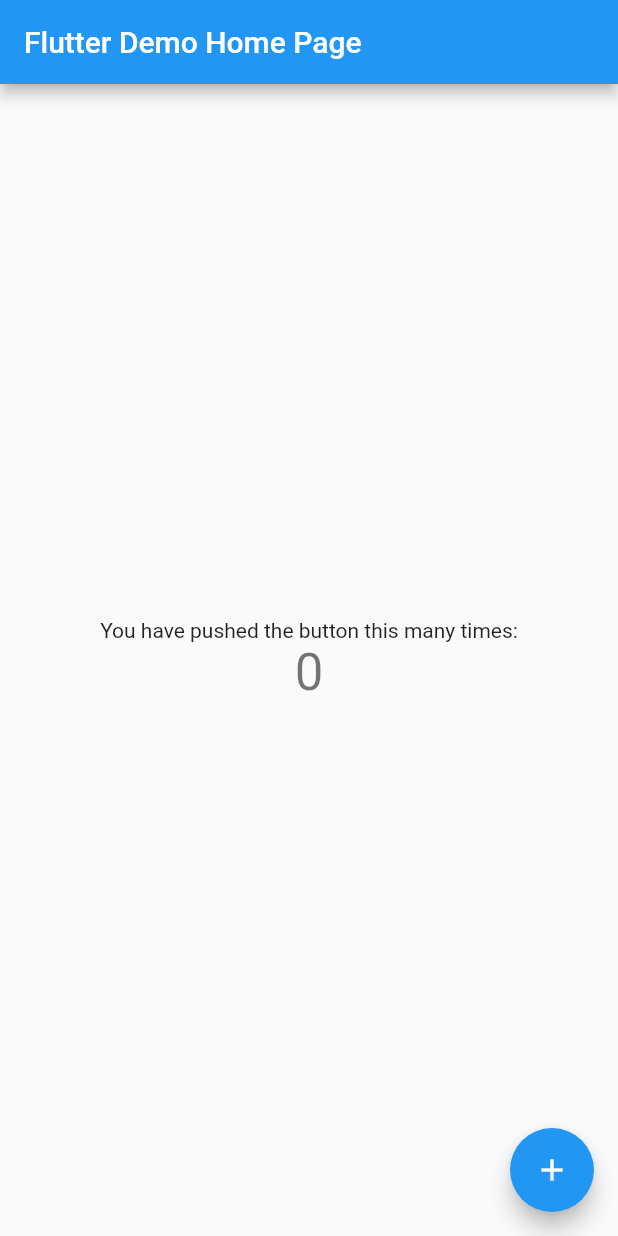
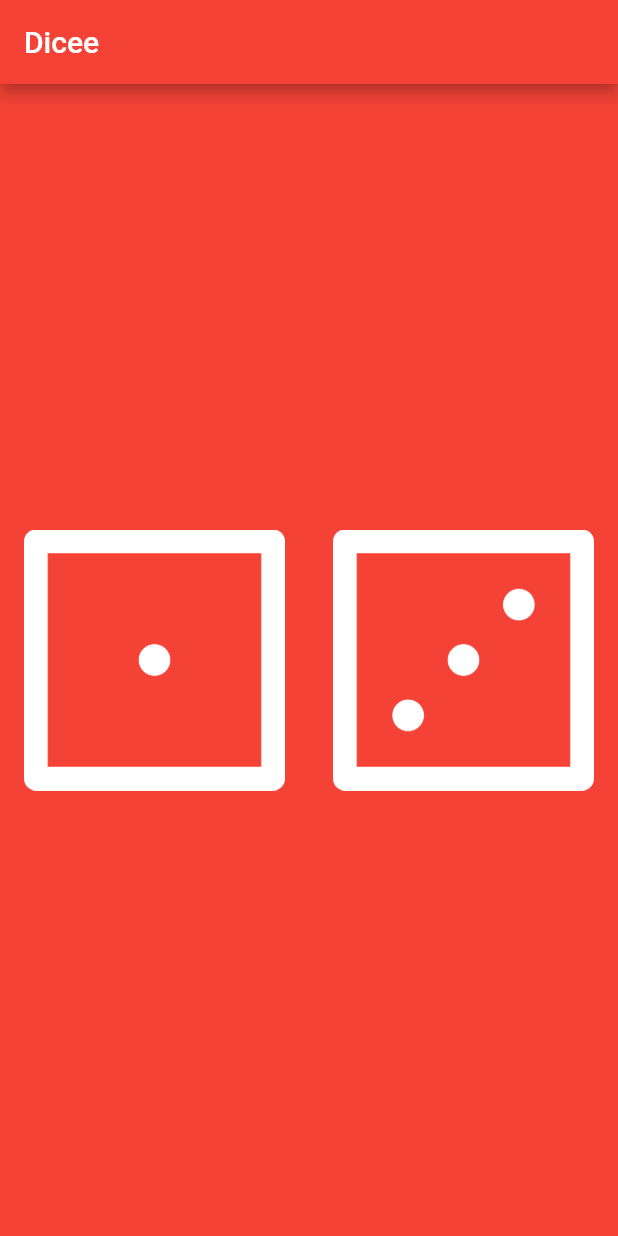
Before and after one commit to NoorShinwari/Togometric, a Flutter app: the screen it shows after launch, on a phone screen of 412 x 824 dp. Run offline on Flutter 3.47's test engine with Material 2 defaults, Android fonts, the phone set to English and light mode, and no system bars.

Commit message:
Added Images and Buttons

```diff
--- a/Flutter/DiceApp/dice_app/lib/main.dart
+++ b/Flutter/DiceApp/dice_app/lib/main.dart
@@ -1,117 +1,40 @@
 import 'package:flutter/material.dart';
 
 void main() {
-  runApp(MyApp());
+  return runApp(
+    MaterialApp(
+      home: Scaffold(
+        backgroundColor: Colors.red,
+        appBar: AppBar(
+          title: Text('Dicee'),
+          backgroundColor: Colors.red,
+        ),
+        body: DicePage(),
+      ),
+    ),
+  );
 }
 
-class MyApp extends StatelessWidget {
-  // This widget is the root of your application.
+class DicePage extends StatelessWidget {
   @override
   Widget build(BuildContext context) {
-    return MaterialApp(
-      title: 'Flutter Demo',
-      theme: ThemeData(
-        // This is the theme of your application.
-        //
-        // Try running your application with "flutter run". You'll see the
-        // application has a blue toolbar. Then, without quitting the app, try
-        // changing the primarySwatch below to Colors.green and then invoke
-        // "hot reload" (press "r" in the console where you ran "flutter run",
-        // or simply save your changes to "hot reload" in a Flutter IDE).
-        // Notice that the counter didn't reset back to zero; the application
-        // is not restarted.
-        primarySwatch: Colors.blue,
-        // This makes the visual density adapt to the platform that you run
-        // the app on. For desktop platforms, the controls will be smaller and
-        // closer together (more dense) than on mobile platforms.
-        visualDensity: VisualDensity.adaptivePlatformDensity,
+    return Center(
+      child: Row(
+        children: <Widget>[
+          Expanded(
+            child: FlatButton(
+              onPressed: () {},
+              child: Image.asset('images/dice1.png'),
+            ),
+          ),
+          Expanded(
+            child: FlatButton(
+              onPressed: () {},
+              child: Image.asset('images/dice3.png'),
+            ),
+          ),
+        ],
       ),
-      home: MyHomePage(title: 'Flutter Demo Home Page'),
     );
   }
 }
-
-class MyHomePage extends StatefulWidget {
-  MyHomePage({Key key, this.title}) : super(key: key);
-
-  // This widget is the home page of your application. It is stateful, meaning
-  // that it has a State object (defined below) that contains fields that affect
-  // how it looks.
-
-  // This class is the configuration for the state. It holds the values (in this
-  // case the title) provided by the parent (in this case the App widget) and
-  // used by the build method of the State. Fields in a Widget subclass are
-  // always marked "final".
-
-  final String title;
-
-  @override
-  _MyHomePageState createState() => _MyHomePageState();
-}
-
-class _MyHomePageState extends State<MyHomePage> {
-  int _counter = 0;
-
-  void _incrementCounter() {
-    setState(() {
-      // This call to setState tells the Flutter framework that something has
-      // changed in this State, which causes it to rerun the build method below
-      // so that the display can reflect the updated values. If we changed
-      // _counter without calling setState(), then the build method would not be
-      // called again, and so nothing would appear to happen.
-      _counter++;
-    });
-  }
-
-  @override
-  Widget build(BuildContext context) {
-    // This method is rerun every time setState is called, for instance as done
-    // by the _incrementCounter method above.
-    //
-    // The Flutter framework has been optimized to make rerunning build methods
-    // fast, so that you can just rebuild anything that needs updating rather
-    // than having to individually change instances of widgets.
-    return Scaffold(
-      appBar: AppBar(
-        // Here we take the value from the MyHomePage object that was created by
-        // the App.build method, and use it to set our appbar title.
-        title: Text(widget.title),
-      ),
-      body: Center(
-        // Center is a layout widget. It takes a single child and positions it
-        // in the middle of the parent.
-        child: Column(
-          // Column is also a layout widget. It takes a list of children and
-          // arranges them vertically. By default, it sizes itself to fit its
-          // children horizontally, and tries to be as tall as its parent.
-          //
-          // Invoke "debug painting" (press "p" in the console, choose the
-          // "Toggle Debug Paint" action from the Flutter Inspector in Android
-          // Studio, or the "Toggle Debug Paint" command in Visual Studio Code)
-          // to see the wireframe for each widget.
-          //
-          // Column has various properties to control how it sizes itself and
-          // how it positions its children. Here we use mainAxisAlignment to
-          // center the children vertically; the main axis here is the vertical
-          // axis because Columns are vertical (the cross axis would be
-          // horizontal).
-          mainAxisAlignment: MainAxisAlignment.center,
-          children: <Widget>[
-            Text(
-              'You have pushed the button this many times:',
-            ),
-            Text(
-              '$_counter',
-              style: Theme.of(context).textTheme.headline4,
-            ),
-          ],
-        ),
-      ),
-      floatingActionButton: FloatingActionButton(
-        onPressed: _incrementCounter,
-        tooltip: 'Increment',
-        child: Icon(Icons.add),
-      ), // This trailing comma makes auto-formatting nicer for build methods.
-    );
-  }
-}
```
Also changed, not shown: Flutter/DiceApp/dice_app/pubspec.yaml (+3 -8 lines), Flutter/DiceApp/dice_app/images/dice1.png (added), Flutter/DiceApp/dice_app/images/dice2.png (added), Flutter/DiceApp/dice_app/images/dice3.png (added), Flutter/DiceApp/dice_app/images/dice4.png (added), Flutter/DiceApp/dice_app/images/dice5.png (added), Flutter/DiceApp/dice_app/images/dice6.png (added).
